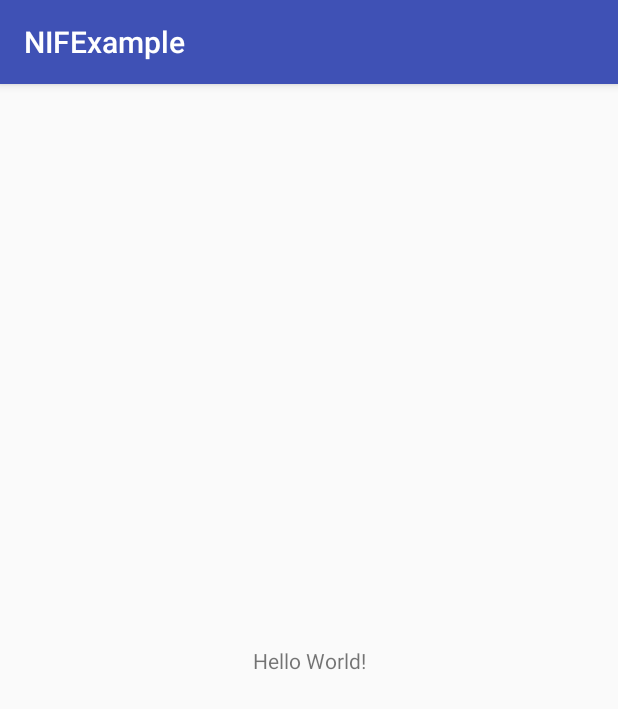
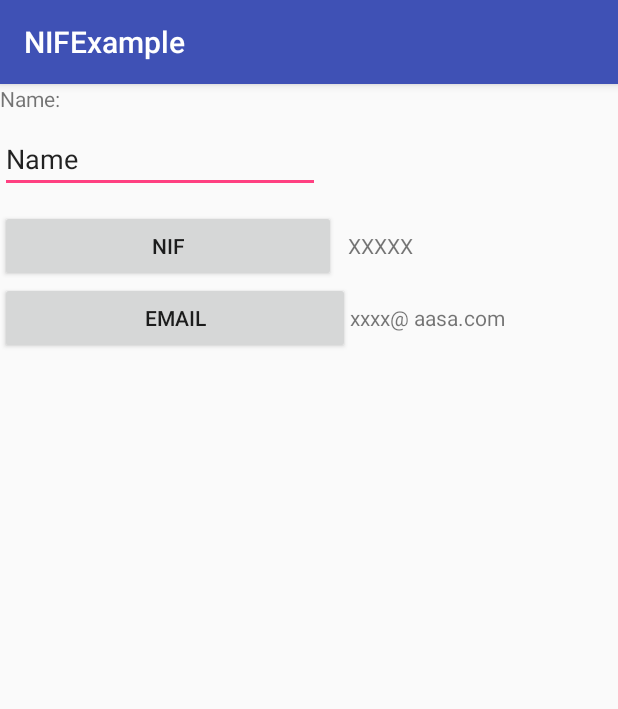
Before and after one commit to NavarreteFrancisco/NIFExample, an Android app: the screen it shows after launch (MainActivity), on a phone screen of 412 x 824 dp. Shown: the top 709 px of the screen. Run offline under Robolectric (Android 15) with nearby library versions, the phone set to English and light mode, and no system bars.

Commit message:
first part

```diff
--- a/app/src/main/AndroidManifest.xml
+++ b/app/src/main/AndroidManifest.xml
@@ -16,6 +16,11 @@
                 <category android:name="android.intent.category.LAUNCHER" />
             </intent-filter>
         </activity>
+        <activity android:name=".EnterNIF"
+            android:theme="@style/Theme.AppCompat.Light.Dialog">
+        </activity>
+        <activity android:name=".EnterMail"
+            android:theme="@style/Theme.AppCompat.Light.Dialog"></activity>
     </application>
 
 </manifest>
--- a/app/src/main/res/layout/activity_main.xml
+++ b/app/src/main/res/layout/activity_main.xml
@@ -1,18 +1,81 @@
 <?xml version="1.0" encoding="utf-8"?>
-<android.support.constraint.ConstraintLayout xmlns:android="http://schemas.android.com/apk/res/android"
+<LinearLayout xmlns:android="http://schemas.android.com/apk/res/android"
     xmlns:app="http://schemas.android.com/apk/res-auto"
     xmlns:tools="http://schemas.android.com/tools"
     android:layout_width="match_parent"
     android:layout_height="match_parent"
-    tools:context="org.ieselcaminas.francisco.nifexample.MainActivity">
+    tools:context="org.ieselcaminas.francisco.nifexample.MainActivity"
+    android:orientation="vertical">
 
     <TextView
+        android:id="@+id/textView"
         android:layout_width="wrap_content"
         android:layout_height="wrap_content"
-        android:text="Hello World!"
-        app:layout_constraintBottom_toBottomOf="parent"
+        android:layout_marginBottom="8dp"
+        android:text="Name:"
+        app:layout_constraintBottom_toTopOf="@+id/editText"
+        app:layout_constraintHorizontal_bias="0.069"
         app:layout_constraintLeft_toLeftOf="parent"
         app:layout_constraintRight_toRightOf="parent"
-        app:layout_constraintTop_toTopOf="parent" />
+        app:layout_constraintTop_toTopOf="parent"
+        app:layout_constraintVertical_bias="0.588" />
 
-</android.support.constraint.ConstraintLayout>
+    <EditText
+        android:id="@+id/editText"
+        android:layout_width="wrap_content"
+        android:layout_height="wrap_content"
+        android:ems="10"
+        android:inputType="textPersonName"
+        android:text="Name"
+        tools:layout_editor_absoluteX="24dp"
+        android:layout_marginBottom="11dp"
+        app:layout_constraintBottom_toTopOf="@+id/button" />
+
+    <LinearLayout
+        android:layout_width="match_parent"
+        android:layout_height="wrap_content"
+        android:orientation="horizontal">
+
+        <Button
+            android:id="@+id/button"
+            android:layout_width="wrap_content"
+            android:layout_height="wrap_content"
+            android:layout_marginRight="8dp"
+            android:layout_weight="1"
+            android:text="NIF"
+            app:layout_constraintRight_toLeftOf="@+id/textView2"
+            tools:layout_editor_absoluteY="129dp" />
+
+        <TextView
+            android:id="@+id/textView2"
+            android:layout_width="wrap_content"
+            android:layout_height="wrap_content"
+            android:layout_weight="1"
+            android:text="XXXXX"
+            tools:layout_editor_absoluteX="120dp"
+            tools:layout_editor_absoluteY="142dp" />
+
+    </LinearLayout>
+
+    <LinearLayout
+        android:layout_width="match_parent"
+        android:layout_height="wrap_content"
+        android:layout_weight="1"
+        android:orientation="horizontal">
+
+        <Button
+            android:id="@+id/button3"
+            android:layout_width="wrap_content"
+            android:layout_height="wrap_content"
+            android:layout_weight="1.95"
+            android:text="Email" />
+
+        <TextView
+            android:id="@+id/textView4"
+            android:layout_width="wrap_content"
+            android:layout_height="wrap_content"
+            android:layout_weight="1"
+            android:text="xxxx@ aasa.com" />
+    </LinearLayout>
+
+</LinearLayout>
```
Also changed, not shown: app/src/main/java/org/ieselcaminas/francisco/nifexample/EnterMail.java (added, +13 -0 lines), app/src/main/java/org/ieselcaminas/francisco/nifexample/EnterNIF.java (added, +43 -0 lines), app/src/main/java/org/ieselcaminas/francisco/nifexample/MainActivity.java (+27 -0 lines), app/src/main/res/layout/activity_enter_mail.xml (added, +9 -0 lines), app/src/main/res/layout/activity_enter_nif.xml (added, +43 -0 lines).
